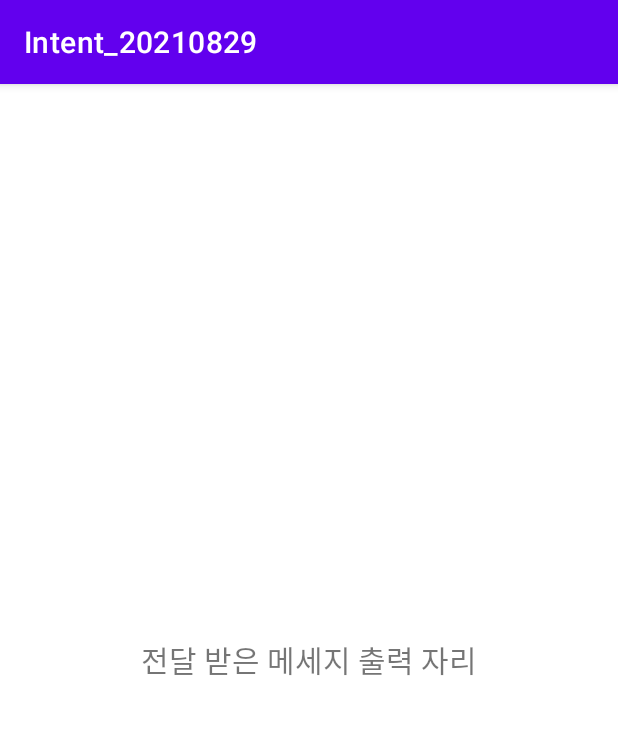
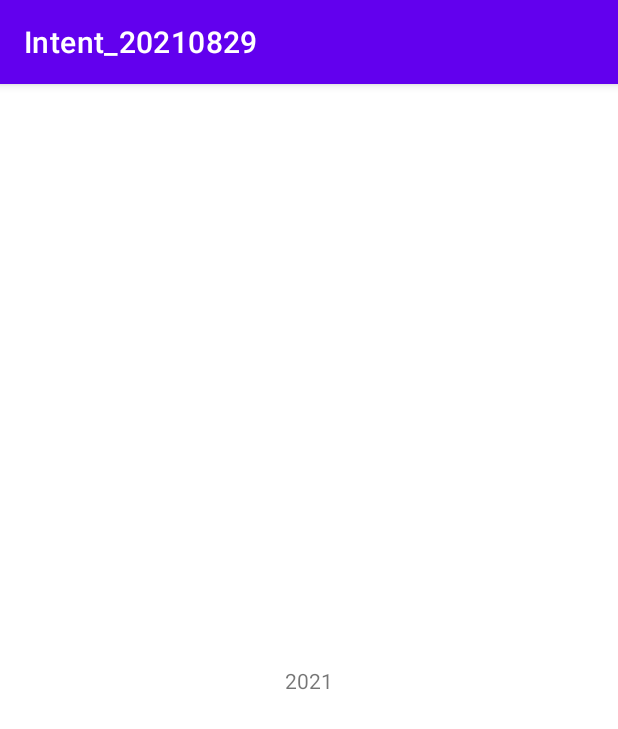
Before and after one commit to dani9210/Intent_20210829, an Android app: the screen it shows after launch (ViewMessageActivity), after a tap on "메세지 활용 내용 전달하기", on a phone screen of 412 x 824 dp. Shown: the top 729 px of the screen. Run offline under Robolectric (Android 15) with nearby library versions, the phone set to English and light mode, and no system bars.

Commit message:
숫자를 첨부하고/ 받아서 활용 예시   - 숫자는 기본값을 같이 적어줘야함.

```diff
--- a/app/src/main/java/com/nepplus/intent_20210829/MainActivity.kt
+++ b/app/src/main/java/com/nepplus/intent_20210829/MainActivity.kt
@@ -24,7 +24,10 @@ class MainActivity : AppCompatActivity() {
 
             val myIntent = Intent(this, ViewMessageActivity::class.java)
 
+            //string을 첨부
             myIntent.putExtra("inputMessage", inputContent)
+            //int를 첨부
+            myIntent.putExtra("number",2021)
 
             startActivity(myIntent)
 
--- a/app/src/main/java/com/nepplus/intent_20210829/ViewMessageActivity.kt
+++ b/app/src/main/java/com/nepplus/intent_20210829/ViewMessageActivity.kt
@@ -2,10 +2,28 @@ package com.nepplus.intent_20210829
 
 import androidx.appcompat.app.AppCompatActivity
 import android.os.Bundle
+import kotlinx.android.synthetic.main.activity_view_message.*
 
 class ViewMessageActivity : AppCompatActivity() {
     override fun onCreate(savedInstanceState: Bundle?) {
         super.onCreate(savedInstanceState)
         setContentView(R.layout.activity_view_message)
+
+        //화면에 들어올때 첨부된 데이터를 꺼내서 => 변수에 저장.
+
+
+        val receivedMessage = intent.getStringExtra("inputMessage")
+
+        // massageTxt의 text속성에 - >  저장해둔 내용을 대입. 'UI - set)
+
+        messageTxt.text = receivedMessage
+
+
+
+        //첨부된 숫자를 꺼내서 저장. => 숫자를 꺼낼때는, 첨부된게 없으면 넣어줄 기본값 작성.
+
+        val num = intent.getIntExtra("number", 0)
+        numberTxt.text = num.toString()
+
     }
 }
--- a/app/src/main/res/layout/activity_view_message.xml
+++ b/app/src/main/res/layout/activity_view_message.xml
@@ -9,10 +9,18 @@
     tools:context=".ViewMessageActivity">
 
     <TextView
+        android:id="@+id/messageTxt"
         android:layout_width="wrap_content"
         android:layout_height="wrap_content"
         android:textSize="20sp"
         android:text="전달 받은 메세지 출력 자리"/>
 
 
+    <TextView
+        android:id="@+id/numberTxt"
+        android:layout_width="wrap_content"
+        android:layout_height="wrap_content"
+        android:text="전달 받은 숫자 표현 자리"/>
+
+
 </LinearLayout>
```
